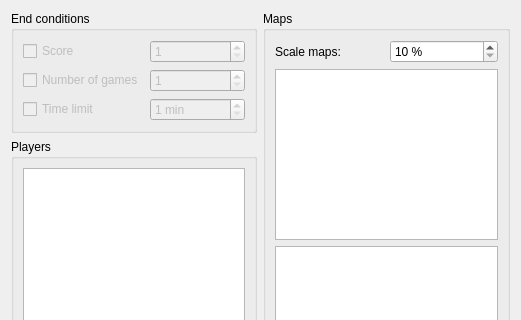
This is ui/form_match.ui in pnordhus/openorbiter as Qt 5 draws it before an edit; both pictures show x 0 to 521 and y 0 to 320 of the 521 by 469 pixel window. The edited form follows.
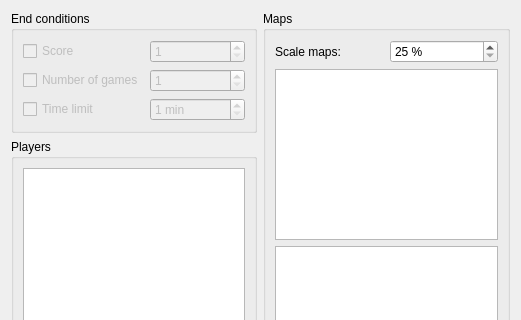
This is the edited form. Custom widgets are drawn as their Qt base class.

Commit message: Set default map scale to 50%.

Diff of the .ui file:
```diff
--- a/ui/form_match.ui
+++ b/ui/form_match.ui
@@ -158,7 +158,7 @@
              <string> %</string>
             </property>
             <property name="minimum" >
-             <number>10</number>
+             <number>25</number>
             </property>
             <property name="maximum" >
              <number>400</number>
```
The commit also changes 1 other file.
